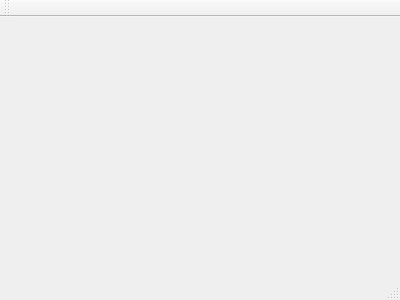
The window that mainwindow.ui (sashoalm/convert-bulgarian-dos-cyrillic) describes before a commit, drawn with Qt 5.
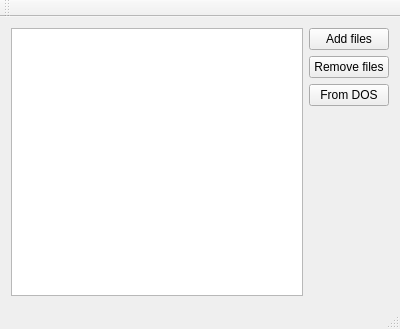
The same window after the commit.

```diff
--- a/mainwindow.ui
+++ b/mainwindow.ui
@@ -7,7 +7,7 @@
     <x>0</x>
     <y>0</y>
     <width>400</width>
-    <height>300</height>
+    <height>329</height>
    </rect>
   </property>
   <property name="acceptDrops">
@@ -16,7 +16,47 @@
   <property name="windowTitle">
    <string>MainWindow</string>
   </property>
-  <widget class="QWidget" name="centralWidget"/>
+  <widget class="QWidget" name="centralWidget">
+   <layout class="QGridLayout" name="gridLayout">
+    <item row="1" column="1">
+     <widget class="QPushButton" name="pushButton_2">
+      <property name="text">
+       <string>Remove files</string>
+      </property>
+     </widget>
+    </item>
+    <item row="3" column="1">
+     <spacer name="verticalSpacer">
+      <property name="orientation">
+       <enum>Qt::Vertical</enum>
+      </property>
+      <property name="sizeHint" stdset="0">
+       <size>
+        <width>20</width>
+        <height>40</height>
+       </size>
+      </property>
+     </spacer>
+    </item>
+    <item row="0" column="0" rowspan="4">
+     <widget class="QListWidget" name="listWidget"/>
+    </item>
+    <item row="0" column="1">
+     <widget class="QPushButton" name="pushButton">
+      <property name="text">
+       <string>Add files</string>
+      </property>
+     </widget>
+    </item>
+    <item row="2" column="1">
+     <widget class="QPushButton" name="pushButton_3">
+      <property name="text">
+       <string>From DOS</string>
+      </property>
+     </widget>
+    </item>
+   </layout>
+  </widget>
   <widget class="QMenuBar" name="menuBar">
    <property name="geometry">
     <rect>
```
